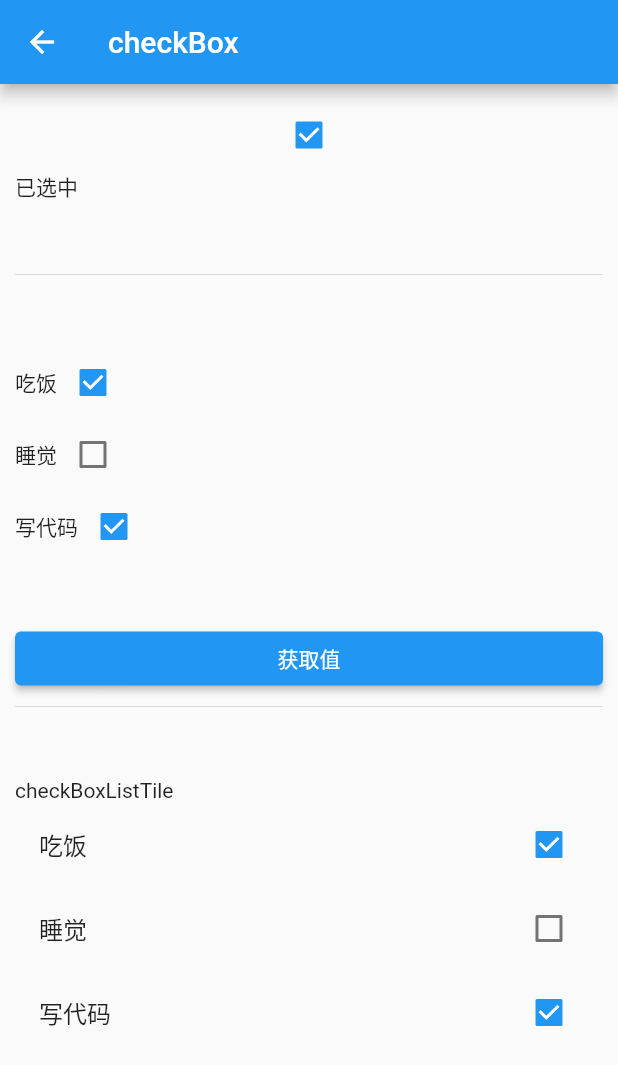
After one commit to Enochbest/flutterlearning, a Flutter app: the CheckBoxPage screen opened directly, on a phone screen of 412 x 824 dp. The commit adds this screen. Shown: the top 1065 px of the screen. Run offline on Flutter 3.47's test engine with Material 2 defaults, Android fonts, the phone set to English and light mode, and no system bars; our stand-ins replace fluttertoast, photo_view; missing offline and left inert: dart:ffi; network calls fail.

```diff
--- /dev/null
+++ b/lib/pages/form/checkbox.dart
@@ -0,0 +1,93 @@
+import 'package:flutter/material.dart';
+
+class CheckBoxPage extends StatefulWidget {
+  const CheckBoxPage({Key? key}) : super(key: key);
+
+  @override
+  State<CheckBoxPage> createState() => _CheckBoxPageState();
+}
+
+class _CheckBoxPageState extends State<CheckBoxPage> {
+  bool flag =true;
+  final List _hobby = [
+    {"checked":true,"title":"吃饭"},
+    {"checked":false,"title":"睡觉"},
+    {"checked":true,"title":"写代码"},
+  ];
+  final List _listTitleHobby = [
+    {"checked":true,"title":"吃饭"},
+    {"checked":false,"title":"睡觉"},
+    {"checked":true,"title":"写代码"},
+  ];
+  List<Widget> _initHobby(){
+    List<Widget> templist = [];
+    for (var i = 0;i<_hobby.length;i++ ){
+      templist.add(
+          Row(
+            children: [
+              Text("${_hobby[i]["title"]}"),
+              Checkbox(value: _hobby[i]["checked"], onChanged: (value){
+                setState(() {
+                  _hobby[i]["checked"] = value;
+                });
+              })
+            ],
+          )
+      );
+    }
+    return templist;
+  }
+  List<Widget> _initlistTitleHobby(){
+    List<Widget> templist = [];
+    for (var i = 0;i<_listTitleHobby.length;i++ ){
+      templist.add(
+          CheckboxListTile(
+              title: Text("${_listTitleHobby[i]["title"]}"),
+              value:  _listTitleHobby[i]["checked"],
+              onChanged: (value){
+                setState(() {
+                _listTitleHobby[i]["checked"] = value;
+              });
+          })
+      );
+    }
+    return templist;
+  }
+  @override
+  Widget build(BuildContext context) {
+    return Scaffold(
+      appBar: AppBar(title: const Text('checkBox'),),
+      body: ListView(
+        padding: const EdgeInsets.all(10),
+        children:  [
+           Checkbox(value: flag, onChanged: (value){
+             setState(() {
+               //可空类型
+               flag = value!;
+             });
+           }),
+          Text(flag?"已选中" : "未选中"),
+          const SizedBox(height: 40,),
+          const Divider(),
+          const SizedBox(height: 40,),
+          Column(
+            children: _initHobby(),
+          ),
+          const SizedBox(height: 40,),
+          ElevatedButton(
+              onPressed:(){
+                print(_hobby);
+              },
+              child: const Text('获取值')
+          ),
+          const Divider(),
+          const SizedBox(height: 40,),
+          const Text('checkBoxListTile'),
+          Column(
+            children: _initlistTitleHobby(),
+          ),
+        ],
+      ),
+    );
+  }
+}
```
Also changed, not shown: lib/pages/async/futurebuilder.dart (added, +40 -0 lines), lib/pages/async/futurepage.dart (added, +44 -0 lines), lib/pages/async/progress.dart (added, +57 -0 lines), lib/pages/async/streambuilderpage.dart (added, +58 -0 lines), lib/pages/async/streamcontroller.dart (added, +83 -0 lines), lib/pages/async/streampage.dart (added, +41 -0 lines), lib/pages/form/formcase.dart (added, +111 -0 lines), lib/pages/form/radio.dart (added, +73 -0 lines), lib/pages/tabs/home.dart (+76 -5 lines), lib/routers/routers.dart (+17 -0 lines).
